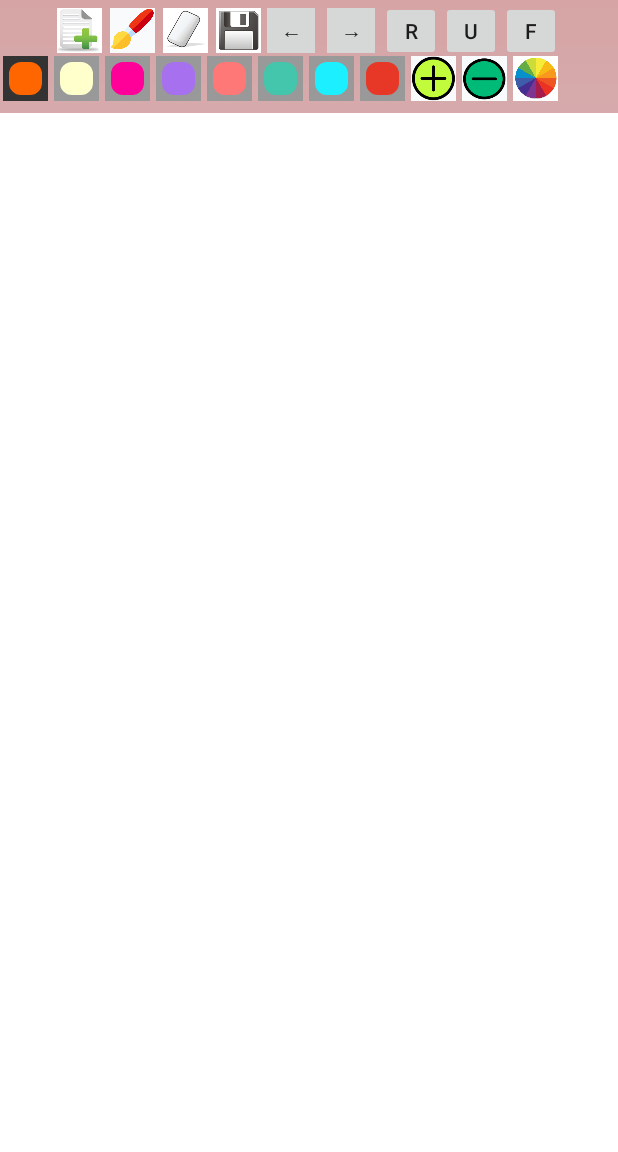
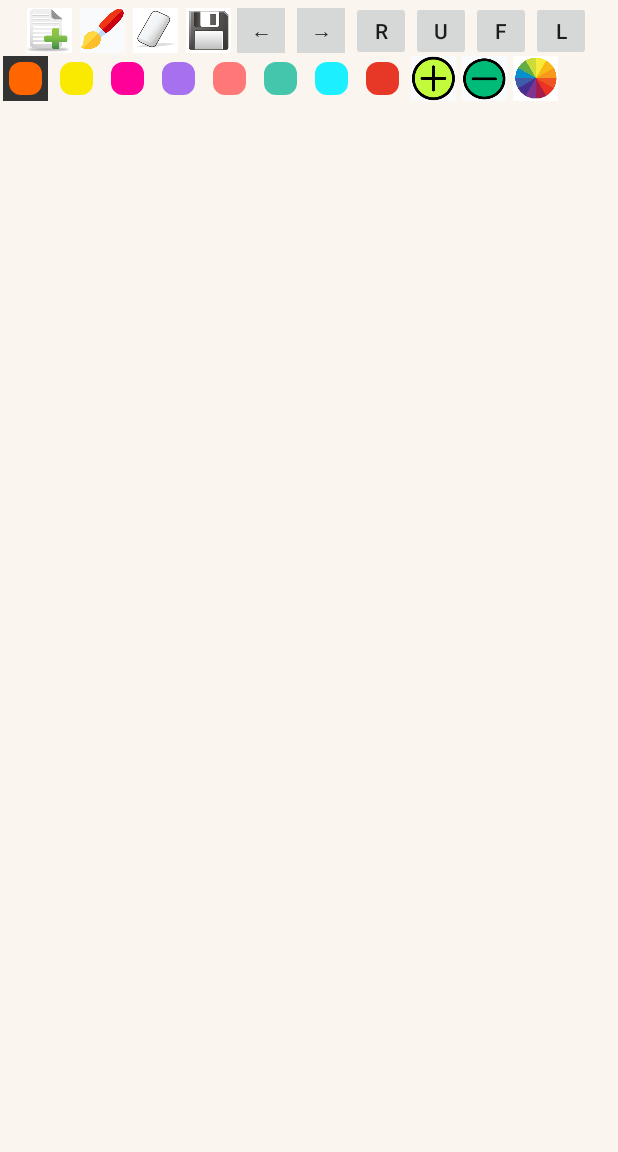
Before and after one commit to PhuongKDo/Drawing-Android-Application, an Android app: the ModeSoloDraw screen opened directly, with no data from a screen before it, on a phone screen of 412 x 824 dp, the part 84-1236 px from its top. Run offline under Robolectric (Android 15) with nearby library versions, the phone set to English and light mode, and no system bars; libraries missing offline, so code that uses them is left out: yuku.ambilwarna.

```diff
--- a/app/src/main/java/com/example/fatla/mooncatcanvas/ModeSoloDraw.java
+++ b/app/src/main/java/com/example/fatla/mooncatcanvas/ModeSoloDraw.java
@@ -26,7 +26,7 @@ public class ModeSoloDraw extends AppCompatActivity implements View.OnClickListe
     private String currColor;
     public int pcolor =0xFF660000;
 
-    private Button next, prev, redobtn, undobtn, flipbtn;
+    private Button next, prev, redobtn, undobtn, flipbtn, linebtn;
     ImageSwitcher imageSwitcher;
     Integer[] images = {R.drawable.image_8,R.drawable.image_1, R.drawable.image_2, R.drawable.image_3,
             R.drawable.image_4, R.drawable.image_5, R.drawable.image_6, R.drawable.image_7,
@@ -58,6 +58,8 @@ public class ModeSoloDraw extends AppCompatActivity implements View.OnClickListe
 
         flipbtn = (Button)findViewById(R.id.flip);
 
+        linebtn = (Button)findViewById(R.id.flip);
+
         LinearLayout paintLayout = (LinearLayout)findViewById(R.id.paint_colors);
         currpaint = (ImageButton)paintLayout.getChildAt(0);
 
@@ -77,6 +79,9 @@ public class ModeSoloDraw extends AppCompatActivity implements View.OnClickListe
 
         //flip view
         flipbtn.setOnClickListener(this);
+
+        //line
+        linebtn.setOnClickListener(this);
 
         // launch color wheel
         ImageButton cwheel = (ImageButton)findViewById(R.id.cwheel_btn);
@@ -104,6 +109,7 @@ public class ModeSoloDraw extends AppCompatActivity implements View.OnClickListe
         // image switcher listener
         next.setOnClickListener(this);
         prev.setOnClickListener(this);
+
         prev.setOnClickListener(new View.OnClickListener() {
             @Override
             public void onClick(View v) {
@@ -141,9 +147,11 @@ public class ModeSoloDraw extends AppCompatActivity implements View.OnClickListe
             public void onClick(View v) {
                 if(flagflip == true) {
                     drawView.setScaleX(-1);
+                    imageSwitcher.setScaleX(-1);
                     flagflip = false;
                 } else {
                     drawView.setScaleX(1);
+                    imageSwitcher.setScaleX(1);
                     flagflip = true;
                 }
             }
--- a/app/src/main/res/drawable/paint.xml
+++ b/app/src/main/res/drawable/paint.xml
@@ -4,7 +4,7 @@
         <shape android:shape="rectangle">
             <stroke
                 android:width="4dp"
-                android:color="#ff999999"/>
+                android:color="#FAF5EE"/>
             <solid android:color="#00000000"/>
             <padding
                 android:top="0dp"
@@ -16,7 +16,7 @@
     <item>
         <shape xmlns:android="http://schemas.android.com/apk/res/android">
             <stroke
-                android:color="#ff999999"
+                android:color="#FAF5EE"
                 android:width="4dp"/>
             <solid android:color="#00000000"/>
             <corners android:radius="10dp"/>
--- a/app/src/main/res/layout/activity_drawing.xml
+++ b/app/src/main/res/layout/activity_drawing.xml
@@ -4,7 +4,7 @@
     xmlns:tools="http://schemas.android.com/tools"
     android:layout_width="match_parent"
     android:layout_height="match_parent"
-    android:background="@drawable/gradient"
+    android:background="#FAF5EE"
     android:orientation="vertical"
     tools:context="com.example.fatla.mooncatcanvas.ModeSoloDraw">
 
@@ -72,6 +72,12 @@
             android:layout_height="40dp"
             android:layout_toRightOf="@+id/undo"
             android:text="F" />
+        <Button
+            android:id="@+id/line"
+            android:layout_width="40dp"
+            android:layout_height="40dp"
+            android:layout_toRightOf="@+id/undo"
+            android:text="L" />
     </LinearLayout>
 
     <RelativeLayout
@@ -80,9 +86,9 @@
 
         <ImageSwitcher
             android:id="@+id/imageSwitcher"
-            android:layout_width="match_parent"
-            android:layout_height="match_parent"
-            android:background="#fff"
+            android:layout_width="fill_parent"
+            android:layout_height="fill_parent"
+            android:background="#FAF5EE"
             android:layout_alignParentBottom="true"
             android:layout_marginTop="40dp" />
 
@@ -110,11 +116,11 @@
             android:layout_height="30dp"/>
         <ImageButton
             android:layout_margin="2dp"
-            android:background="#ffffcc"
+            android:background="#FAE900"
             android:contentDescription="@string/paint"
             android:onClick="paintClicked"
             android:src="@drawable/paint"
-            android:tag="#ffffcc"
+            android:tag="#FAE900"
             android:layout_width="30dp"
             android:layout_height="30dp"/>
         <ImageButton
```
